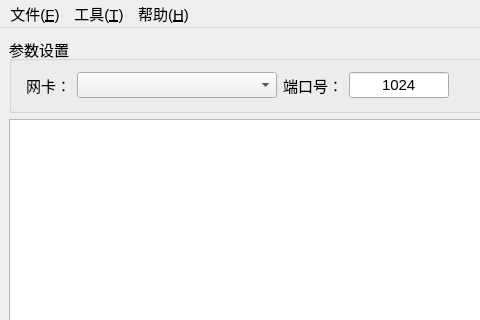
Qt form Core/mainwindow.ui (johMILES/Pcap) before a commit; both pictures show x 0 to 480 and y 0 to 320 of the 800 by 449 pixel window.
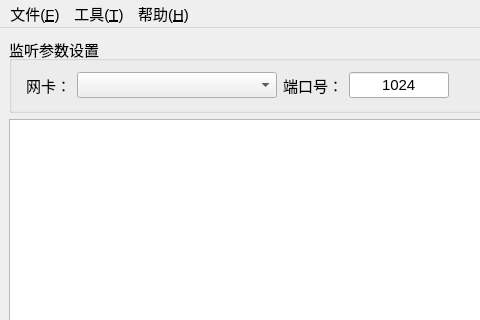
The same form after that commit.

The edit to the form file:
```diff
--- a/Core/mainwindow.ui
+++ b/Core/mainwindow.ui
@@ -24,7 +24,7 @@
     <item>
      <widget class="QGroupBox" name="groupBox">
       <property name="title">
-       <string>参数设置</string>
+       <string>监听参数设置</string>
       </property>
       <layout class="QHBoxLayout" name="horizontalLayout">
        <item>
```
Left out of the diff: 9 changed lines with no effect on the pictures.
